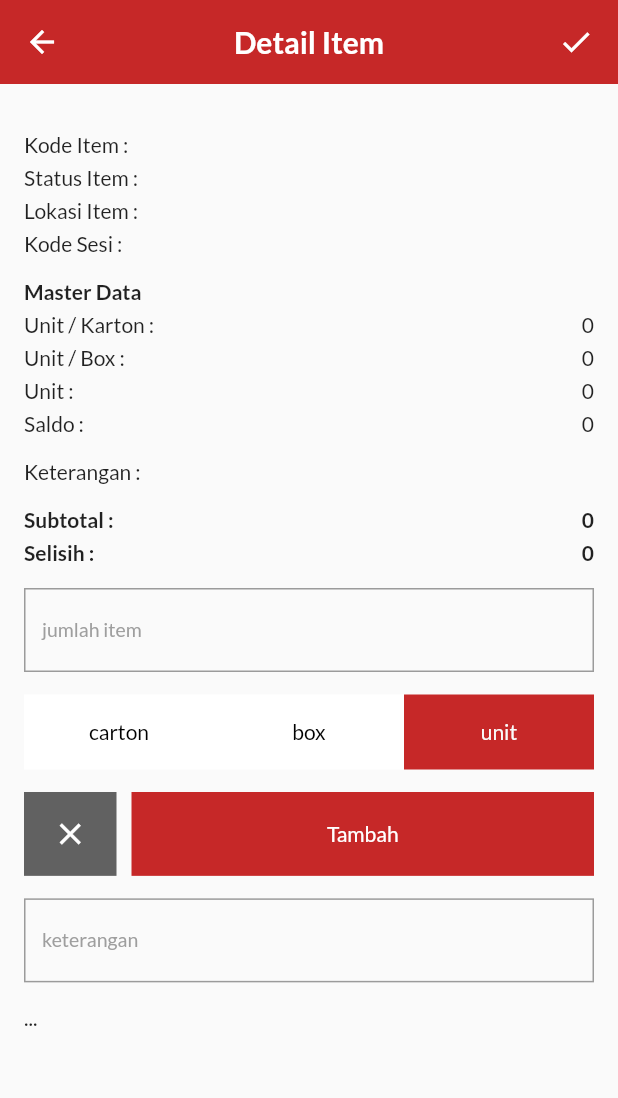
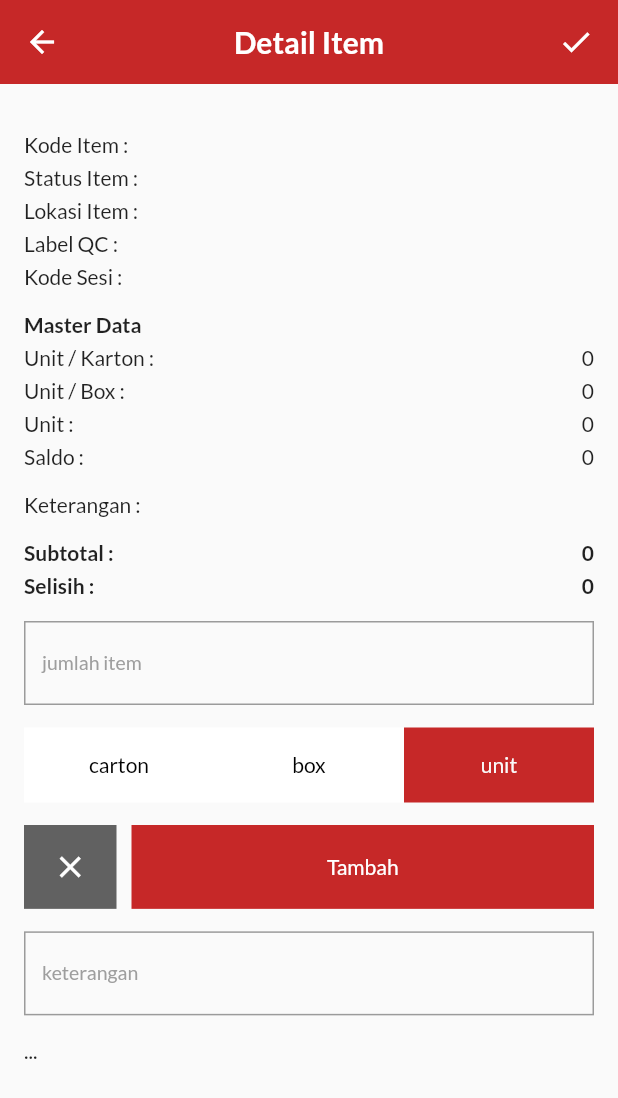
Before and after one commit to agdakapareski/SOAPP_GBB, a Flutter app: the DetailCountPage screen opened directly with empty values, on a phone screen of 412 x 824 dp. Shown: the top 1098 px of the screen. Run offline on Flutter 3.47's test engine with Material 2 defaults, Android fonts, the phone set to English and light mode, and no system bars; our stand-ins replace csv, file_picker, permission_handler, sqflite; accounts and stored records are empty.

Commit message:
feat(stockcount): penambahan kolom label-qc

```diff
--- a/lib/database.dart
+++ b/lib/database.dart
@@ -34,6 +34,8 @@ class Db {
       "REFERENCES sesi(id) "
       "ON DELETE CASCADE)";
 
+  static const updateItemCountsTable = "ALTER TABLE $table2 ADD label_qc TEXT";
+
   static const sesiTable = "CREATE TABLE $table1("
       "id INTEGER PRIMARY KEY AUTOINCREMENT, "
       "kode_sesi TEXT, "
@@ -62,9 +64,10 @@ class Db {
     String path = join(documentsDirectory.path, dbName);
     var db = await openDatabase(
       path,
-      version: 1,
+      version: 2,
       onCreate: _onCreate,
       onConfigure: _onConfigure,
+      onUpgrade: _onUpgrade,
     );
     return db;
   }
@@ -77,6 +80,12 @@ class Db {
     await db.execute(sesiTable);
     await db.execute(itemCountstable);
     await db.execute(historiTable);
+  }
+
+  _onUpgrade(Database db, int oldVersion, int newVersion) async {
+    if (oldVersion == 1) {
+      await db.execute(updateItemCountsTable);
+    }
   }
 
   saveSesi(Sesi sesi) async {
@@ -143,7 +152,8 @@ class Db {
         'status',
         'keterangan',
         'status_barang',
-        'lokasi'
+        'lokasi',
+        'label_qc',
       ],
       where: 'id_sesi = ?',
       whereArgs: [id],
--- a/lib/detail_count_page.dart
+++ b/lib/detail_count_page.dart
@@ -26,6 +26,7 @@ class DetailCountPage extends StatefulWidget {
   final String? keterangan;
   final String? statusBarang;
   final String? lokasi;
+  final String? labelQc;
 
   const DetailCountPage(
       this.id,
@@ -42,6 +43,7 @@ class DetailCountPage extends StatefulWidget {
       this.keterangan,
       this.statusBarang,
       this.lokasi,
+      this.labelQc,
       {Key? key})
       : super(key: key);
 
@@ -171,6 +173,7 @@ class _DetailCountPageState extends State<DetailCountPage> {
                   statusBarang:
                       widget.statusBarang == '' ? '-' : widget.statusBarang,
                   lokasi: widget.lokasi == '' ? '-' : widget.lokasi,
+                  labelQc: widget.labelQc == '' ? '-' : widget.labelQc,
                 );
 
                 setState(() {
@@ -224,6 +227,16 @@ class _DetailCountPageState extends State<DetailCountPage> {
             children: [
               const Text('Lokasi Item :'),
               Text(widget.lokasi!),
+            ],
+          ),
+          const SizedBox(
+            height: 5,
+          ),
+          Row(
+            mainAxisAlignment: MainAxisAlignment.spaceBetween,
+            children: [
+              const Text('Label QC :'),
+              Text(widget.labelQc!),
             ],
           ),
           const SizedBox(
--- a/lib/home_page.dart
+++ b/lib/home_page.dart
@@ -92,6 +92,7 @@ class _HomePageState extends State<HomePage> {
         saldoItem: item[5].runtimeType == String ? int.parse(item[5]) : item[5],
         statusBarang: item[6],
         lokasi: item[7],
+        labelQc: item[8],
       );
 
       setState(() {
--- a/lib/input_session_page.dart
+++ b/lib/input_session_page.dart
@@ -136,6 +136,7 @@ class _InputSessionPageState extends State<InputSessionPage> {
                     keterangan: '-',
                     statusBarang: d.statusBarang,
                     lokasi: d.lokasi,
+                    labelQc: d.labelQc,
                   );
                   createItemCounts.add(itemCount);
                 }
--- a/lib/model/item_count_model.dart
+++ b/lib/model/item_count_model.dart
@@ -14,6 +14,7 @@ class ItemCount {
   String? keterangan;
   String? statusBarang;
   String? lokasi;
+  String? labelQc;
 
   ItemCount({
     this.id,
@@ -31,6 +32,7 @@ class ItemCount {
     this.keterangan,
     this.statusBarang,
     this.lokasi,
+    this.labelQc,
   });
 
   Map<String, dynamic> toJson() => {
@@ -49,6 +51,7 @@ class ItemCount {
         'keterangan': keterangan,
         'status_barang': statusBarang,
         'lokasi': lokasi,
+        'label_qc': labelQc,
       };
 
   factory ItemCount.fromJson(Map<String, dynamic> json) => ItemCount(
@@ -67,5 +70,6 @@ class ItemCount {
         keterangan: json['keterangan'],
         statusBarang: json['status_barang'],
         lokasi: json['lokasi'],
+        labelQc: json['label_qc'],
       );
 }
--- a/lib/model/item_model.dart
+++ b/lib/model/item_model.dart
@@ -7,6 +7,7 @@ class Item {
   int? saldoItem;
   String? statusBarang;
   String? lokasi;
+  String? labelQc;
 
   Item({
     this.kodeItem,
@@ -17,5 +18,6 @@ class Item {
     this.saldoItem,
     this.statusBarang,
     this.lokasi,
+    this.labelQc,
   });
 }
```
Also changed, not shown: lib/splash_screen.dart (+4 -4 lines), lib/stock_count_page.dart (+19 -96 lines), pubspec.yaml (+5 -5 lines), pubspec.lock, 2 other files.
